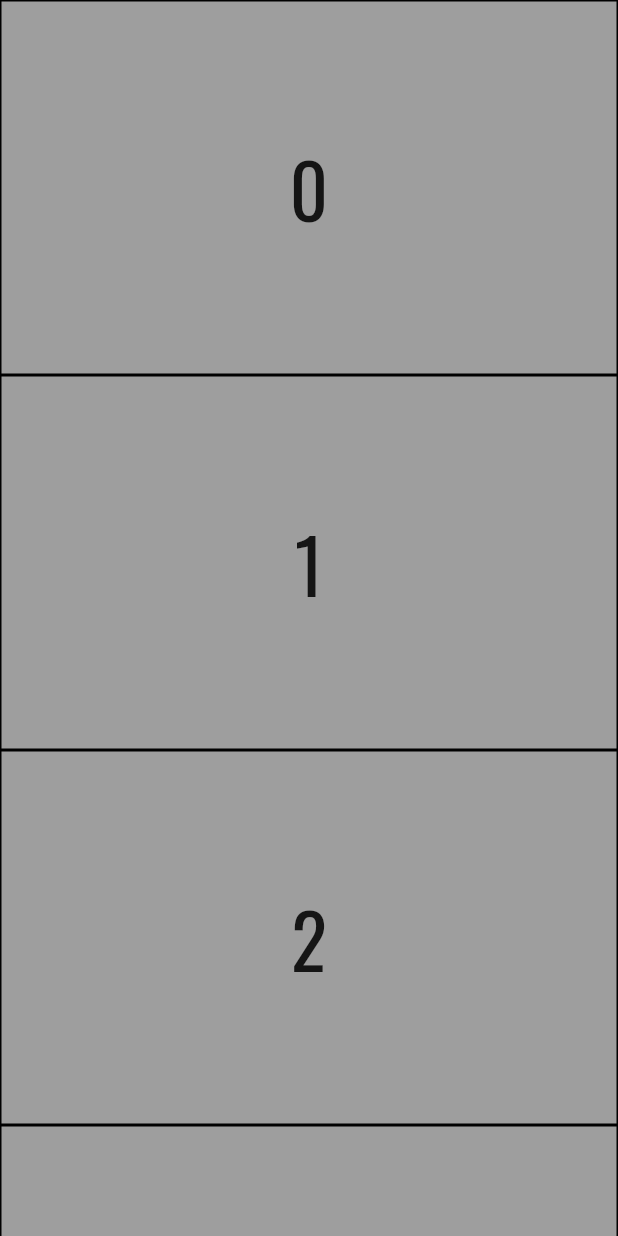
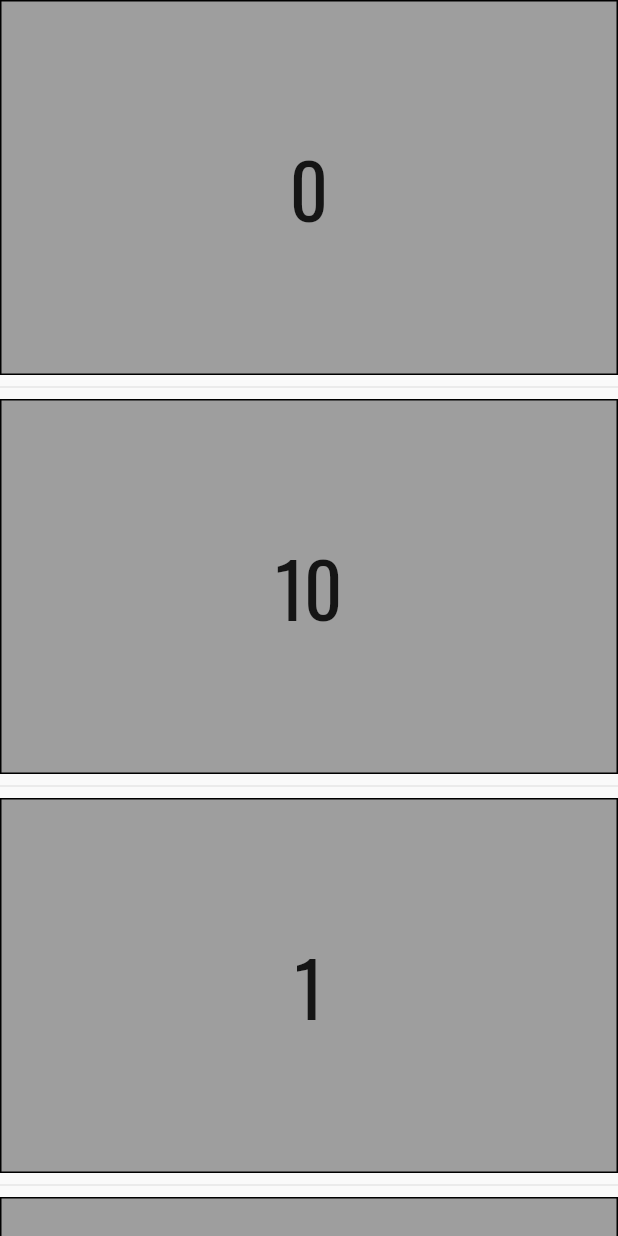
Before and after one commit to jonrysimbolon/flutter_app_2, a Flutter app: the screen it shows after launch, on a phone screen of 412 x 824 dp. Run offline on Flutter 3.47's test engine with Material 2 defaults, Android fonts, the phone set to English and light mode, and no system bars.

Commit message:
menggunakan listview separated

```diff
--- a/lib/listview_screen.dart
+++ b/lib/listview_screen.dart
@@ -8,18 +8,20 @@ class EightScreen extends StatefulWidget {
 }
 
 class _EightScreen extends State<EightScreen> {
-  final List<int> numberList = const <int>[0, 1, 2, 3, 4, 5, 6, 7, 8, 9, 10];
+  final List<int> numberList = const <int>[0, 10, 1, 9, 2, 8, 3, 7, 4, 6, 5];
 
   @override
   Widget build(BuildContext context) {
     return Scaffold(
-        body: ListView.builder(
+        body: ListView.separated(
             itemCount: numberList.length,
-      itemBuilder: (BuildContext context, int index) {
+            itemBuilder: (context, index) {
               return Container(
                 height: 250,
                 decoration: BoxDecoration(
-              color: Colors.grey, border: Border.all(color: Colors.black)),
+                  color: Colors.grey,
+                  border: Border.all(color: Colors.black),
+                ),
                 child: Center(
                   child: Text(
                     '${numberList[index]}',
@@ -28,6 +30,8 @@ class _EightScreen extends State<EightScreen> {
                 ),
               );
             },
-    ));
+            separatorBuilder: (context, index) {
+              return const Divider();
+            }));
   }
 }
```
Lines whose indentation alone changed are shown as unchanged.
